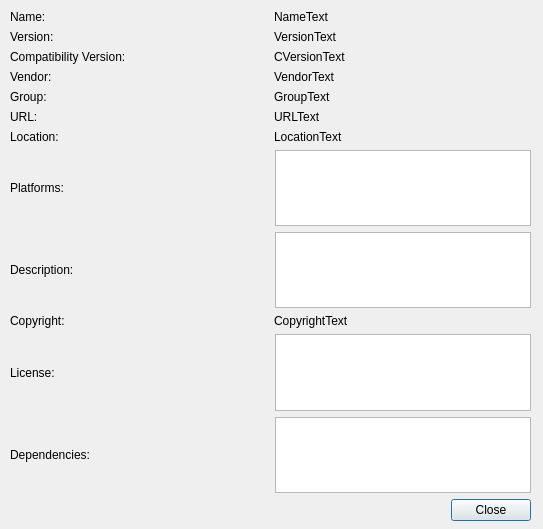
First picture: the form in Source/Applications/DREAM3D/UI_Files/PluginDetails.ui, repository BlueQuartzSoftware/DREAM3D, before the edit.
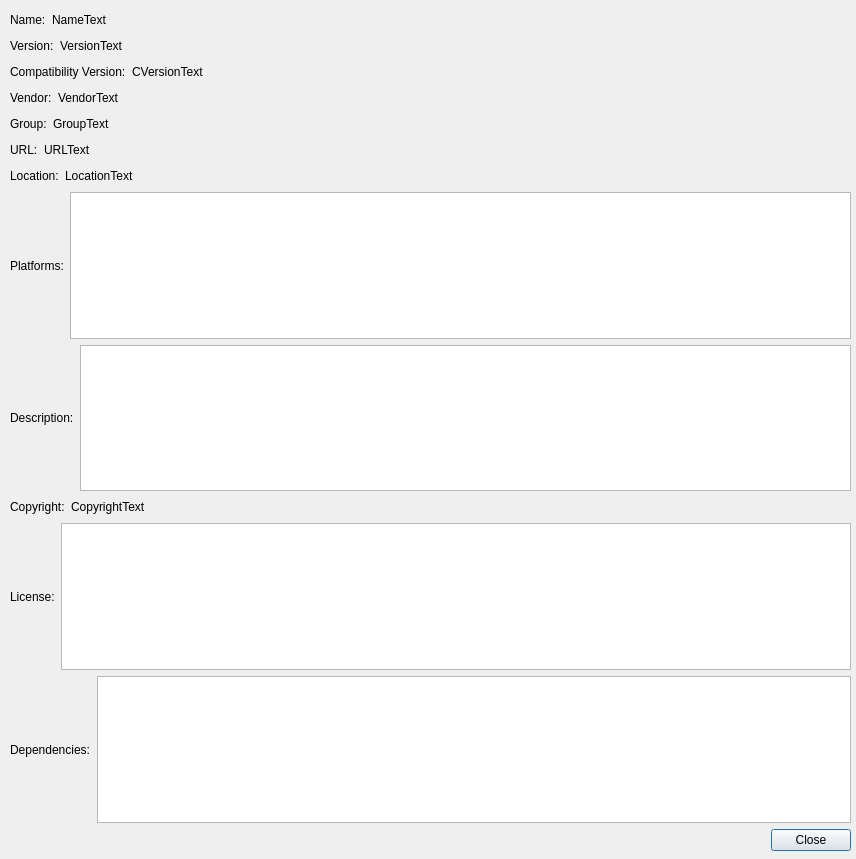
Second picture: the form after the edit.

Commit message:
Load plugin details into PluginDetails dialog box.
Loaded plugin details into PluginDetails dialog box and executed the dialog
when "Details" button is triggered on "About Plugins" dialog box.

updates #216.

```diff
--- a/Source/Applications/DREAM3D/UI_Files/PluginDetails.ui
+++ b/Source/Applications/DREAM3D/UI_Files/PluginDetails.ui
@@ -6,8 +6,8 @@
    <rect>
     <x>0</x>
     <y>0</y>
-    <width>543</width>
-    <height>529</height>
+    <width>856</width>
+    <height>859</height>
    </rect>
   </property>
   <property name="windowTitle">
@@ -18,8 +18,8 @@
     <rect>
      <x>10</x>
      <y>10</y>
-     <width>521</width>
-     <height>511</height>
+     <width>841</width>
+     <height>841</height>
     </rect>
    </property>
    <layout class="QVBoxLayout" name="verticalLayout_2">
@@ -41,6 +41,19 @@
           </property>
          </widget>
         </item>
+        <item>
+         <spacer name="horizontalSpacer_9">
+          <property name="orientation">
+           <enum>Qt::Horizontal</enum>
+          </property>
+          <property name="sizeHint" stdset="0">
+           <size>
+            <width>40</width>
+            <height>20</height>
+           </size>
+          </property>
+         </spacer>
+        </item>
        </layout>
       </item>
       <item>
@@ -59,6 +72,19 @@
           </property>
          </widget>
         </item>
+        <item>
+         <spacer name="horizontalSpacer_8">
+          <property name="orientation">
+           <enum>Qt::Horizontal</enum>
+          </property>
+          <property name="sizeHint" stdset="0">
+           <size>
+            <width>40</width>
+            <height>20</height>
+           </size>
+          </property>
+         </spacer>
+        </item>
        </layout>
       </item>
       <item>
@@ -77,6 +103,19 @@
           </property>
          </widget>
         </item>
+        <item>
+         <spacer name="horizontalSpacer_7">
+          <property name="orientation">
+           <enum>Qt::Horizontal</enum>
+          </property>
+          <property name="sizeHint" stdset="0">
+           <size>
+            <width>40</width>
+            <height>20</height>
+           </size>
+          </property>
+         </spacer>
+        </item>
        </layout>
       </item>
       <item>
@@ -95,6 +134,19 @@
           </property>
          </widget>
         </item>
+        <item>
+         <spacer name="horizontalSpacer_6">
+          <property name="orientation">
+           <enum>Qt::Horizontal</enum>
+          </property>
+          <property name="sizeHint" stdset="0">
+           <size>
+            <width>40</width>
+            <height>20</height>
+           </size>
+          </property>
+         </spacer>
+        </item>
        </layout>
       </item>
       <item>
@@ -113,6 +165,19 @@
           </property>
          </widget>
         </item>
+        <item>
+         <spacer name="horizontalSpacer_4">
+          <property name="orientation">
+           <enum>Qt::Horizontal</enum>
+          </property>
+          <property name="sizeHint" stdset="0">
+           <size>
+            <width>40</width>
+            <height>20</height>
+           </size>
+          </property>
+         </spacer>
+        </item>
        </layout>
       </item>
       <item>
@@ -131,6 +196,19 @@
           </property>
          </widget>
         </item>
+        <item>
+         <spacer name="horizontalSpacer_3">
+          <property name="orientation">
+           <enum>Qt::Horizontal</enum>
+          </property>
+          <property name="sizeHint" stdset="0">
+           <size>
+            <width>40</width>
+            <height>20</height>
+           </size>
+          </property>
+         </spacer>
+        </item>
        </layout>
       </item>
       <item>
@@ -149,6 +227,19 @@
           </property>
          </widget>
         </item>
+        <item>
+         <spacer name="horizontalSpacer_2">
+          <property name="orientation">
+           <enum>Qt::Horizontal</enum>
+          </property>
+          <property name="sizeHint" stdset="0">
+           <size>
+            <width>40</width>
+            <height>20</height>
+           </size>
+          </property>
+         </spacer>
+        </item>
        </layout>
       </item>
       <item>
@@ -160,19 +251,6 @@
           </property>
          </widget>
         </item>
-        <item>
-         <spacer name="horizontalSpacer_4">
-          <property name="orientation">
-           <enum>Qt::Horizontal</enum>
-          </property>
-          <property name="sizeHint" stdset="0">
-           <size>
-            <width>40</width>
-            <height>20</height>
-           </size>
-          </property>
-         </spacer>
-        </item>
         <item>
          <widget class="QListWidget" name="platformsListWidget"/>
         </item>
@@ -187,19 +265,6 @@
           </property>
          </widget>
         </item>
-        <item>
-         <spacer name="horizontalSpacer">
-          <property name="orientation">
-           <enum>Qt::Horizontal</enum>
-          </property>
-          <property name="sizeHint" stdset="0">
-           <size>
-            <width>40</width>
-            <height>20</height>
-           </size>
-          </property>
-         </spacer>
-        </item>
         <item>
          <widget class="QTextEdit" name="descriptionTextEdit"/>
         </item>
@@ -221,6 +286,19 @@
           </property>
          </widget>
         </item>
+        <item>
+         <spacer name="horizontalSpacer">
+          <property name="orientation">
+           <enum>Qt::Horizontal</enum>
+          </property>
+          <property name="sizeHint" stdset="0">
+           <size>
+            <width>40</width>
+            <height>20</height>
+           </size>
+          </property>
+         </spacer>
+        </item>
        </layout>
       </item>
       <item>
@@ -232,19 +310,6 @@
           </property>
          </widget>
         </item>
-        <item>
-         <spacer name="horizontalSpacer_2">
-          <property name="orientation">
-           <enum>Qt::Horizontal</enum>
-          </property>
-          <property name="sizeHint" stdset="0">
-           <size>
-            <width>40</width>
-            <height>20</height>
-           </size>
-          </property>
-         </spacer>
-        </item>
         <item>
          <widget class="QTextEdit" name="licenseTextEdit"/>
         </item>
@@ -259,19 +324,6 @@
           </property>
          </widget>
         </item>
-        <item>
-         <spacer name="horizontalSpacer_3">
-          <property name="orientation">
-           <enum>Qt::Horizontal</enum>
-          </property>
-          <property name="sizeHint" stdset="0">
-           <size>
-            <width>40</width>
-            <height>20</height>
-           </size>
-          </property>
-         </spacer>
-        </item>
         <item>
          <widget class="QListWidget" name="dependenciesListWidget"/>
         </item>
```
The commit also changes 2 other files.
